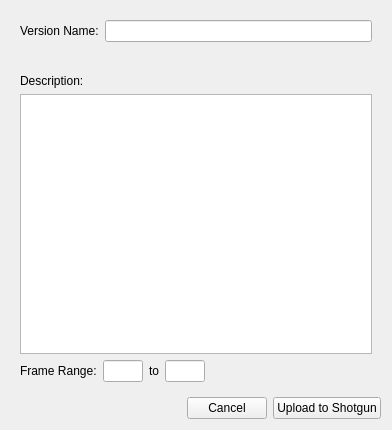
Qt form resources/dialog.ui (shotgunsoftware/tk-nuke-quickreview) before a commit.
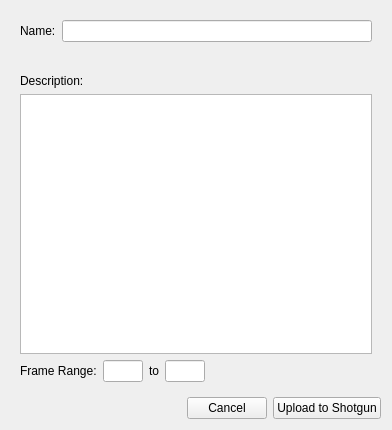
The same form after that commit. Icons and pictures are not drawn. Custom widgets are drawn as their Qt base class.

```diff
--- a/resources/dialog.ui
+++ b/resources/dialog.ui
@@ -26,7 +26,7 @@
          <item>
           <widget class="QLabel" name="version_name_label">
            <property name="text">
-            <string>Version Name:</string>
+            <string>Name:</string>
            </property>
           </widget>
          </item>
```
Left out of the diff: 7 changed lines with no effect on the pictures.
